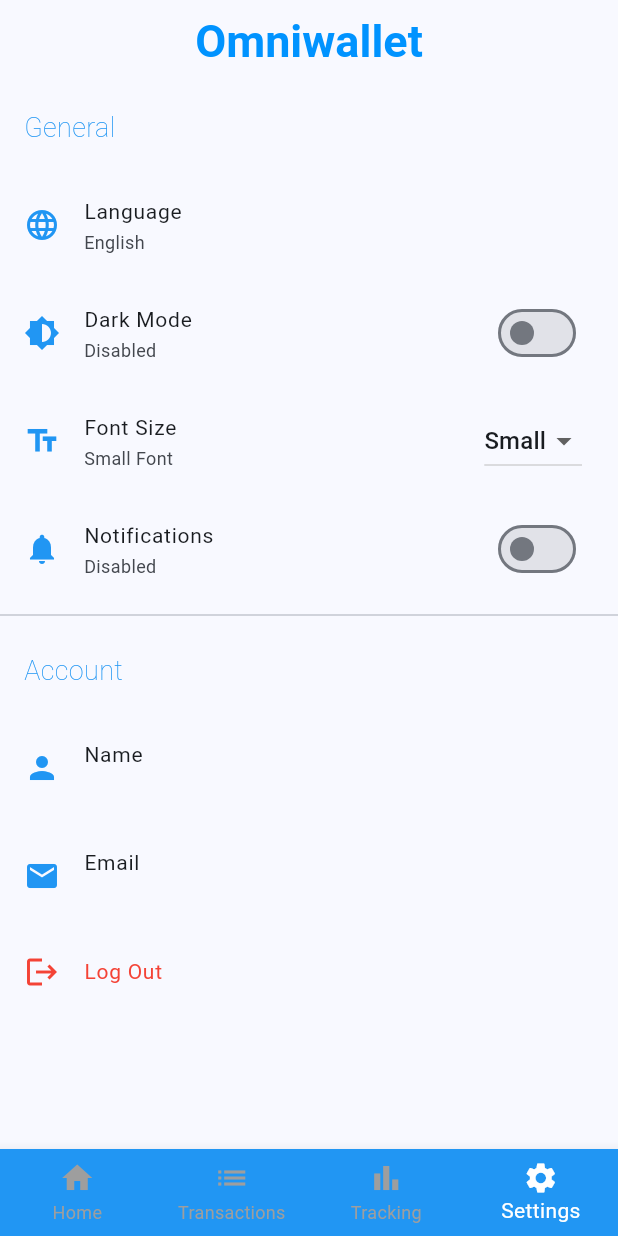
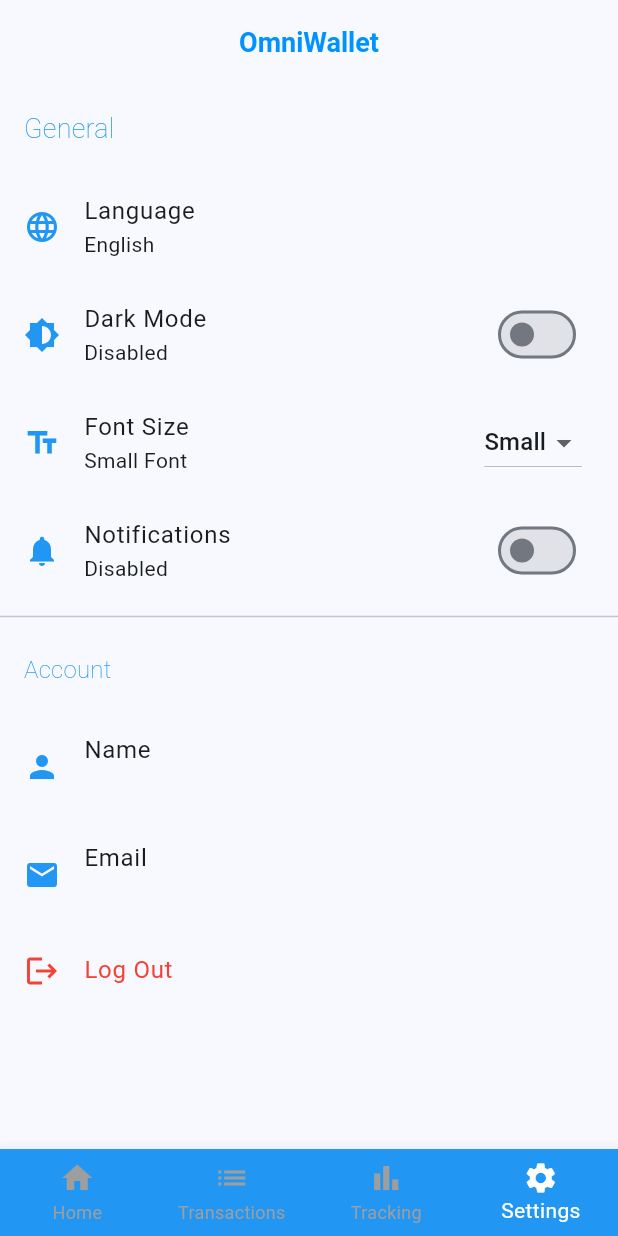
Before and after one commit to thisispriyajain/omniwallet, a Flutter app: the SettingsPage screen opened by its route, on a phone screen of 412 x 824 dp. Run offline on Flutter 3.47's test engine with Material 3 defaults, Android fonts, the phone set to English and light mode, and no system bars; our stand-ins replace bloc, cloud_firestore, firebase_auth, firebase_core, fl_chart, flutter_bloc and 4 more; accounts and stored records are empty.

Commit message:
Finished settings page

```diff
--- /dev/null
+++ b/lib/firebase_service.dart
@@ -0,0 +1,18 @@
+import 'package:cloud_firestore/cloud_firestore.dart';
+
+class FirebaseService {
+  static Future<Map<String, dynamic>?> getUserPreferences(String userId) async {
+    try {
+      final docSnapshot = await FirebaseFirestore.instance
+          .collection('users')
+          .doc(userId)
+          .get();
+      if (docSnapshot.exists) {
+        return docSnapshot.data()?['preferences'] as Map<String, dynamic>?;
+      }
+    } catch (e) {
+      print('Error fetching user preferences: $e');
+    }
+    return null;
+  }
+}
--- a/lib/main.dart
+++ b/lib/main.dart
@@ -21,6 +21,22 @@ class SettingsState extends ChangeNotifier {
   bool get isDarkMode => _isDarkMode;
   bool get isBigFont => _isBigFont;
 
+  ThemeData get currentTheme => ThemeData(
+    brightness: _isDarkMode ? Brightness.dark : Brightness.light,
+    textTheme: TextTheme(
+      bodyLarge: TextStyle(fontSize: _isBigFont ? 20.0: 16.0),
+      bodyMedium: TextStyle(fontSize: _isBigFont ? 18.0 : 14.0),
+      bodySmall: TextStyle(fontSize: _isBigFont ? 16.0: 12.0),
+      headlineLarge: TextStyle(fontSize: _isBigFont ? 26.0: 22.0),
+      headlineMedium: TextStyle(fontSize: _isBigFont ? 22.0: 18.0),
+      headlineSmall: TextStyle(fontSize: _isBigFont ? 20.0: 16.0),
+    ),
+    colorScheme: ColorScheme.fromSeed(
+      seedColor: Colors.blue,
+      brightness: _isDarkMode ? Brightness.dark : Brightness.light,
+    ),
+  );
+
   void toggleDarkMode(bool value) {
     _isDarkMode = value;
     notifyListeners();
@@ -40,22 +56,12 @@ class MyApp extends StatelessWidget {
   @override
   Widget build(BuildContext context) {
     return ChangeNotifierProvider(
-      create: (context) => SettingsState(),
+      create: (_) => SettingsState(),
       child: Consumer<SettingsState>(
         builder: (context, settingsState, child) {
           return MaterialApp.router(
             title: 'OmniWallet',
-            theme: ThemeData(
-              brightness: settingsState.isDarkMode ? Brightness.dark : Brightness.light,
-              textTheme: TextTheme(
-                bodyLarge: TextStyle(fontSize: settingsState.isBigFont ? 18.0 : 14.0),
-                bodyMedium: TextStyle(fontSize: settingsState.isBigFont ? 16.0: 12.0),
-              ),
-              colorScheme: ColorScheme.fromSeed(
-                seedColor: Colors.blue,
-                brightness: settingsState.isDarkMode ? Brightness.dark : Brightness.light,
-              ),
-            ),
+            theme: settingsState.currentTheme,
             routerConfig: routerDemo(authenticationBloc),
           );
         },
--- a/lib/navigation/routerdemo.dart
+++ b/lib/navigation/routerdemo.dart
@@ -64,28 +64,28 @@ GoRouter routerDemo(AuthenticationBloc authenticationBloc) {
       ShellRoute(
         navigatorKey: shellNavigatorKey,
         builder: (BuildContext context, GoRouterState state, Widget child) {
-          return ScaffoldWithNavBar(child: child);
+          return ScaffoldWithNavBar(key: UniqueKey(), child: child);
         },
         routes: <RouteBase>[
           GoRoute(
             path: '/home',
             name: RouteName.home,
             builder: (BuildContext context, GoRouterState state) {
-              return const HomePage();
+              return HomePage(key: UniqueKey());
             },
           ),
           GoRoute(
             path: '/settings',
             name: RouteName.settings,
             builder: (BuildContext context, GoRouterState state) {
-              return const SettingsPage();
+              return SettingsPage(key: UniqueKey());
             },
           ),
           GoRoute(
             path: '/tracking',
             name: RouteName.tracking,
             builder: (BuildContext context, GoRouterState state) {
-              return const TrackingPage();
+              return TrackingPage(key: UniqueKey());
             },
           ),
           GoRoute(
@@ -93,7 +93,7 @@ GoRouter routerDemo(AuthenticationBloc authenticationBloc) {
             name: RouteName.transaction,
             builder: (BuildContext context, GoRouterState state) {
               // return TransactionsPage(transactions: Transaction.mockTransactions());
-              return const TransactionsPage();
+              return TransactionsPage(key: UniqueKey());
             },
             // routes: [
             //   GoRoute(
--- a/lib/pages/router_pages/settings_page.dart
+++ b/lib/pages/router_pages/settings_page.dart
@@ -1,35 +1,50 @@
+import 'package:cloud_firestore/cloud_firestore.dart';
+import 'package:omniwallet/firebase_service.dart';
 import 'package:flutter/material.dart';
 import 'package:firebase_auth/firebase_auth.dart';
+import 'package:go_router/go_router.dart';
 import 'package:google_sign_in/google_sign_in.dart';
 import 'package:provider/provider.dart';
 import 'package:omniwallet/main.dart';
 
-
 class SettingsPage extends StatefulWidget {
  const SettingsPage({super.key});
-
 
  @override
  _SettingsPageState createState() => _SettingsPageState();
 }
 
-
 class _SettingsPageState extends State<SettingsPage> {
  bool isNotificationsEnabled = false;
 
+ @override
+ void initState() {
+  super.initState();
+  _loadPreferences();
+ }
+
+ Future<void> _loadPreferences() async {
+    final user = FirebaseAuth.instance.currentUser;
+    if (user != null) {
+      final preferences = await FirebaseService.getUserPreferences(user.uid);
+      if (preferences != null) {
+        setState(() {
+          isNotificationsEnabled = preferences['notificationsEnabled'] ?? false;
+        });
+      }
+    }
+  }
 
  @override
  Widget build(BuildContext context) {
   final settingsState = Provider.of<SettingsState>(context, listen: true);
 
-
   return Scaffold(
     appBar: AppBar(
-       title: const Text(
-         "Omniwallet",
-         style: TextStyle(
+      title: Text(
+        "OmniWallet",
+        style: Theme.of(context).textTheme.headlineMedium?.copyWith(
             color: Color(0xFF0093FF),
-           fontSize: 30,
             fontWeight: FontWeight.bold,
         ),
       ),
@@ -37,34 +52,41 @@ class _SettingsPageState extends State<SettingsPage> {
      ),
      body: ListView(
        children: [
-         const Padding(
+         Padding(
            padding: EdgeInsets.all(16.0),
            child: Text(
              "General",
-             style: TextStyle(
+             style: Theme.of(context).textTheme.titleMedium?.copyWith(
                color: Colors.blue,
                fontSize: 18,
                fontWeight: FontWeight.w100,
              ),
            ),
          ),
-         const ListTile(
-           title: Text('Language'),
-           subtitle: Text('English'),
+         ListTile(
+           title: Text('Language', style: Theme.of(context).textTheme.bodyLarge),
+           subtitle: Text('English', style: Theme.of(context).textTheme.bodyMedium),
            leading: Icon(Icons.language, color: Colors.blue),
          ),
-         SwitchListTile(
-           title: const Text("Dark Mode"),
-           subtitle: Text(settingsState.isDarkMode ? "Enabled" : "Disabled"),
+         Consumer<SettingsState>(
+          builder: (context, settingsState, child) {
+            return SwitchListTile(
+              title: Text("Dark Mode", style: Theme.of(context).textTheme.bodyLarge),
+              subtitle: Text(settingsState.isDarkMode ? "Enabled" : "Disabled", style: Theme.of(context).textTheme.bodyMedium),
               value: settingsState.isDarkMode,
               onChanged: (value) {
                 settingsState.toggleDarkMode(value);
+                GoRouter.of(context).go('/settings');
               },
               secondary: const Icon(Icons.brightness_6, color: Colors.blue),
+            );
+          },
         ),
-         ListTile(
-           title: const Text('Font Size'),
-           subtitle: Text(settingsState.isBigFont ? "Big Font" : "Small Font"),
+        Consumer<SettingsState>(
+          builder: (context, settingsState, child) {
+            return ListTile(
+              title: Text('Font Size', style: Theme.of(context).textTheme.bodyLarge),
+              subtitle: Text(settingsState.isBigFont ? "Big Font" : "Small Font", style: Theme.of(context).textTheme.bodyMedium),
               leading: const Icon(Icons.text_fields, color: Colors.blue),
               trailing: DropdownButton<bool>(
                 value: settingsState.isBigFont,
@@ -74,56 +96,81 @@ class _SettingsPageState extends State<SettingsPage> {
                 ],
                 onChanged: (value) {
                   settingsState.toggleFontSize(value ?? false);
+                  GoRouter.of(context).go('/settings');
                 },
               ),
+            );
+          },
         ),
         SwitchListTile(
-           title: const Text("Notifications"),
-           subtitle: Text(isNotificationsEnabled ? "Enabled" : "Disabled"),
+          title: Text("Notifications", style: Theme.of(context).textTheme.bodyLarge),
+          subtitle: Text(isNotificationsEnabled ? "Enabled" : "Disabled", style: Theme.of(context).textTheme.bodyMedium),
           value: isNotificationsEnabled,
-           onChanged: (value) {
+          secondary: const Icon(Icons.notifications, color: Colors.blue),
+          onChanged: (value) async {
+            if (mounted) {
               setState(() {
                 isNotificationsEnabled = value;
               });
-           },
-           secondary: const Icon(Icons.notifications, color: Colors.blue),
+            }
+
+            final user = FirebaseAuth.instance.currentUser;
+            if (user != null) {
+              try {
+                await FirebaseFirestore.instance
+                    .collection('users')
+                    .doc(user.uid)
+                    .set({
+                      'preferences': {'notificationsEnabled' : value},
+                    }, SetOptions(merge: true));
+              } catch (e) {
+                if (mounted) {
+                  ScaffoldMessenger.of(context).showSnackBar(
+                    SnackBar(content: Text('Failed to update notification preference: $e')),
+                  );
+                }
+              }
+            }
+            if (mounted) {
+              GoRouter.of(context).go('/settings');
+            }
+          }
         ),
         const Divider(),
 
-
-         const Padding(
+        Padding(
           padding: EdgeInsets.all(16.0),
           child: Text(
              "Account",
-             style: TextStyle(
+             style: Theme.of(context).textTheme.titleMedium?.copyWith(
                color: Colors.blue,
-               fontSize: 18,
                fontWeight: FontWeight.w100,
              ),
            ),
          ),
          ListTile(
-           title: const Text('Name'),
-           subtitle: Text(FirebaseAuth.instance.currentUser?.displayName ?? 'No name set'),
+           title: Text('Name', style: Theme.of(context).textTheme.bodyLarge),
+           subtitle: Text(FirebaseAuth.instance.currentUser?.displayName ?? 'No name set', style: Theme.of(context).textTheme.bodyMedium),
            leading: const Icon(Icons.person, color: Colors.blue),
            onTap: () {
             _showNameEditDialog(context);
            },
          ),
          ListTile(
-           title: const Text('Email'),
-           subtitle: Text(FirebaseAuth.instance.currentUser?.email ?? 'No email available'),
+           title: Text('Email', style: Theme.of(context).textTheme.bodyLarge),
+           subtitle: Text(FirebaseAuth.instance.currentUser?.email ?? 'No email available', style: Theme.of(context).textTheme.bodyMedium),
            leading: const Icon(Icons.email, color: Colors.blue),
          ),
          ListTile(
-           title: const Text(
+           title: Text(
              'Log Out',
-             style: TextStyle(color: Colors.red),
+             style: Theme.of(context).textTheme.bodyLarge?.copyWith(color: Colors.red),
            ),
            leading: const Icon(Icons.logout, color: Colors.red),
            onTap: () async {
              await FirebaseAuth.instance.signOut();
              await GoogleSignIn().signOut();
+             GoRouter.of(context).go('/login');
            },
          ),
        ]
@@ -136,12 +183,11 @@ void _showNameEditDialog(BuildContext context) {
  final user = FirebaseAuth.instance.currentUser;
  final TextEditingController nameController = TextEditingController(text: user?.displayName);
 
-
  showDialog(
    context: context,
    builder: (BuildContext context) {
      return AlertDialog(
-       title: const Text('Edit Name'),
+       title: Text('Edit Name', style: Theme.of(context).textTheme.titleMedium),
        content: TextField(
          controller: nameController,
          decoration: const InputDecoration(
```
Also changed, not shown: lib/pages/login/views/forgot_password.dart (+3 -4 lines), lib/pages/login/views/landing_view.dart (+4 -6 lines), lib/pages/login/views/signup_view.dart (+4 -6 lines), lib/pages/router_pages/home_page.dart (+15 -16 lines), lib/pages/router_pages/new_transaction.dart (+9 -18 lines), lib/pages/router_pages/tracking_page.dart (+13 -10 lines), lib/pages/router_pages/transaction_details.dart (+11 -15 lines), lib/pages/router_pages/transactions_page.dart (+23 -24 lines), lib/widgets/category_filter_sheet.dart (+6 -6 lines), lib/widgets/transaction_card.dart (+3 -6 lines). Lines whose indentation alone changed are shown as unchanged.
